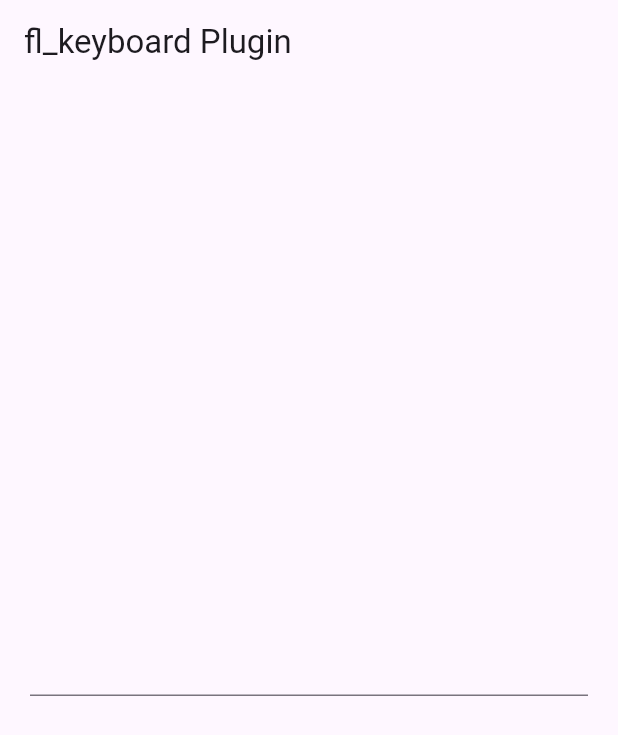
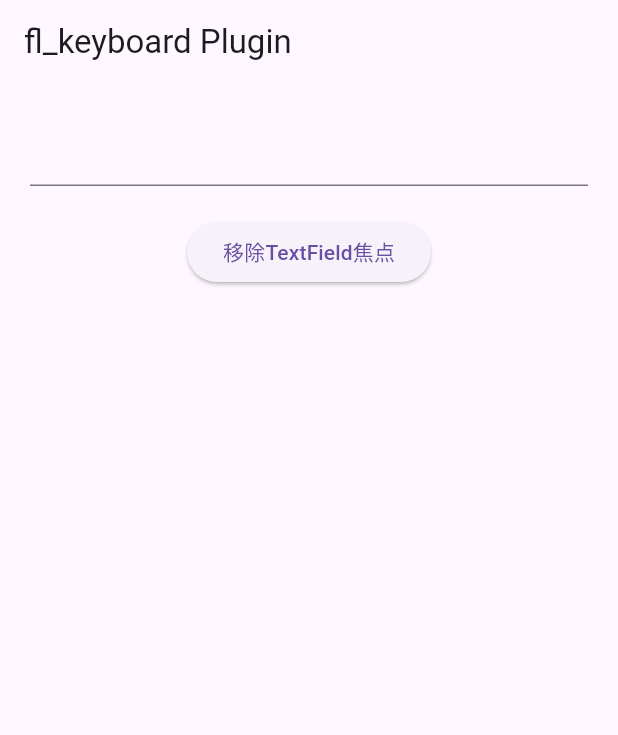
Before and after one commit to Wayaer/fl_keyboard, a Flutter app: the screen it shows after launch, on a phone screen of 412 x 824 dp. Shown: the top 735 px of the screen. Run offline on Flutter 3.47's test engine with Material 2 defaults, Android fonts, the phone set to English and light mode, and no system bars.

Commit message:
no message

```diff
--- a/example/lib/main.dart
+++ b/example/lib/main.dart
@@ -1,43 +1,11 @@
+import 'package:example/src/keyboard_app.dart';
+import 'package:example/src/main_app.dart';
 import 'package:flutter/material.dart';
 
 void main() {
-  runApp(MaterialApp(
-      debugShowCheckedModeBanner: false,
-      theme: ThemeData.light(useMaterial3: true),
-      darkTheme: ThemeData.dark(useMaterial3: true),
-      home: Scaffold(
-          appBar: AppBar(title: const Text('fl_keyboard Plugin')),
-          body: const MyApp())));
+  runApp(const MainApp());
 }
 
 void flKeyboardMain() {
-  runApp(MaterialApp(
-      debugShowCheckedModeBanner: false,
-      theme: ThemeData.light(useMaterial3: true),
-      darkTheme: ThemeData.dark(useMaterial3: true),
-      home: Container(
-          color: Colors.white,
-          alignment: Alignment.center,
-          width: double.infinity,
-          child: const Text('这是flKeyboardMain'))));
+  runApp(const KeyboardApp());
 }
-
-class MyApp extends StatefulWidget {
-  const MyApp({super.key});
-
-  @override
-  State<MyApp> createState() => _MyAppState();
-}
-
-class _MyAppState extends State<MyApp> {
-  @override
-  void initState() {
-    super.initState();
-  }
-
-  @override
-  Widget build(BuildContext context) {
-    return const Padding(
-        padding: EdgeInsets.all(20.0), child: Center(child: TextField()));
-  }
-}
--- /dev/null
+++ b/example/lib/src/keyboard_app.dart
@@ -0,0 +1,40 @@
+import 'package:flutter/material.dart';
+
+class KeyboardApp extends StatelessWidget {
+  const KeyboardApp({super.key});
+
+  @override
+  Widget build(BuildContext context) {
+    return MaterialApp(
+        debugShowCheckedModeBanner: false,
+        theme: ThemeData.light(useMaterial3: true),
+        darkTheme: ThemeData.dark(useMaterial3: true),
+        home: const Scaffold(
+            backgroundColor: Colors.grey,
+            body: Padding(padding: EdgeInsets.all(20.0), child: HomeApp())));
+  }
+}
+
+class HomeApp extends StatefulWidget {
+  const HomeApp({super.key});
+
+  @override
+  State<HomeApp> createState() => _HomeAppState();
+}
+
+class _HomeAppState extends State<HomeApp> {
+  @override
+  Widget build(BuildContext context) {
+    return Column(mainAxisAlignment: MainAxisAlignment.center, children: [
+      const SizedBox(width: double.infinity),
+      const Text('这里是 flKeyboardMain'),
+      ElevatedButton(
+          onPressed: () {
+            print('ElevatedButton====');
+            ScaffoldMessenger.of(context)
+                .showSnackBar(const SnackBar(content: Text('SnackBar')));
+          },
+          child: const Text('showSnackBar'))
+    ]);
+  }
+}
--- /dev/null
+++ b/example/lib/src/main_app.dart
@@ -0,0 +1,47 @@
+import 'package:flutter/material.dart';
+
+class MainApp extends StatelessWidget {
+  const MainApp({super.key});
+
+  @override
+  Widget build(BuildContext context) {
+    return MaterialApp(
+        debugShowCheckedModeBanner: false,
+        theme: ThemeData.light(useMaterial3: true),
+        darkTheme: ThemeData.dark(useMaterial3: true),
+        home: Scaffold(
+            appBar: AppBar(title: const Text('fl_keyboard Plugin')),
+            body: const HomeApp()));
+  }
+}
+
+class HomeApp extends StatefulWidget {
+  const HomeApp({super.key});
+
+  @override
+  State<HomeApp> createState() => _HomeAppState();
+}
+
+class _HomeAppState extends State<HomeApp> {
+  FocusNode focusNode = FocusNode();
+
+  @override
+  void initState() {
+    super.initState();
+  }
+
+  @override
+  Widget build(BuildContext context) {
+    return Padding(
+        padding: const EdgeInsets.all(20.0),
+        child: Column(children: [
+          TextField(focusNode: focusNode),
+          const SizedBox(height: 20),
+          ElevatedButton(
+              onPressed: () {
+                focusNode.unfocus();
+              },
+              child: const Text('移除TextField焦点'))
+        ]));
+  }
+}
```
Also changed, not shown: 1 other file.
